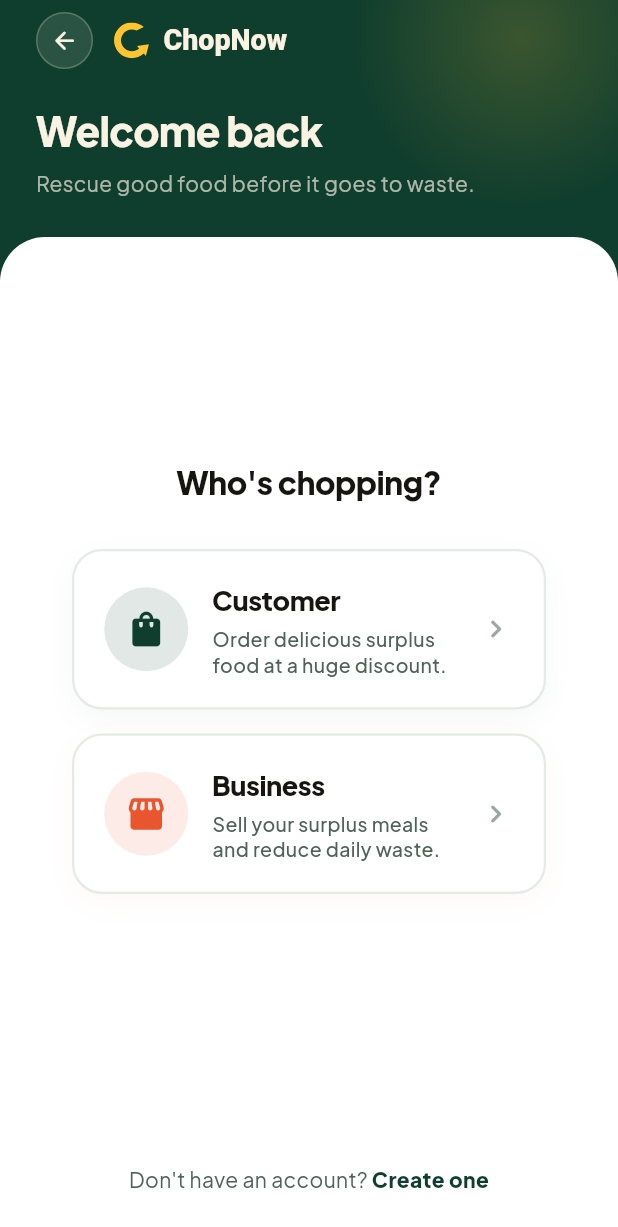
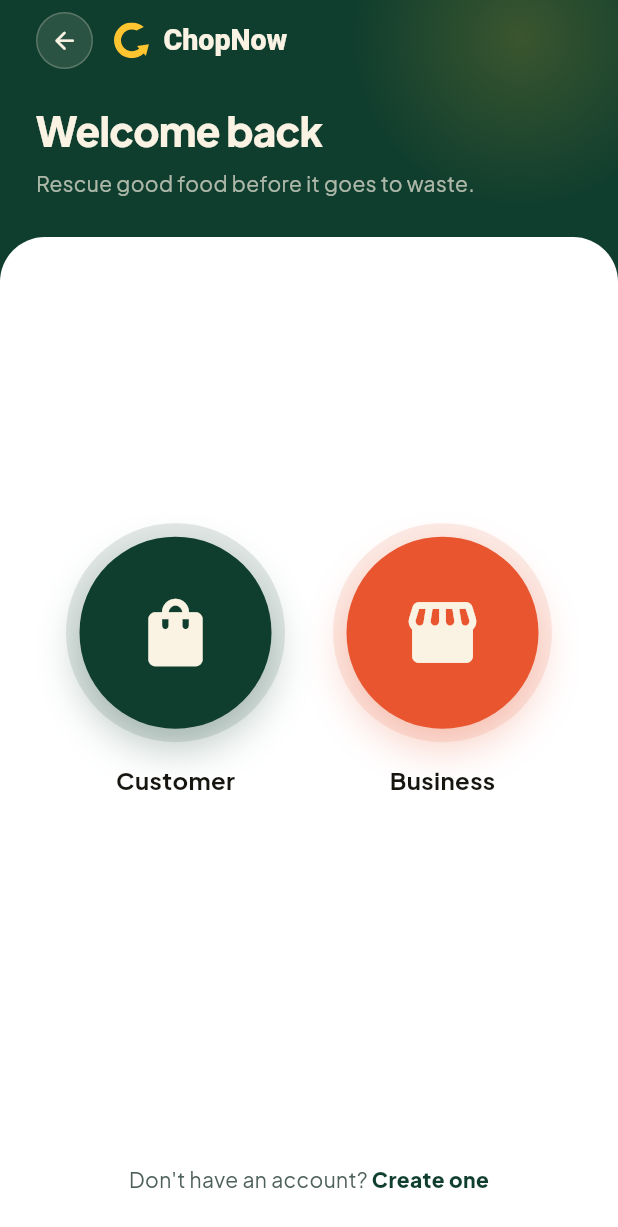
Before and after one commit to Chop-Now/ChopNow, a Flutter app: the _RoleSelectionStep widget shown alone on an empty page, opened directly with empty values, on a phone screen of 412 x 824 dp. Shown: the top 1227 px of the screen. Run offline on Flutter 3.47's test engine with Material 3 defaults, Android fonts, the phone set to English and light mode, and no system bars; our stand-ins replace cached_network_image, dio, firebase_core, firebase_messaging, fl_chart, flutter_animate and 17 more; accounts and stored records are empty; network calls fail.

Commit message:
feat(mobile): remove 'Who's chopping?' for a cleaner login flow

```diff
--- a/Mobile/lib/features/auth/login_screen.dart
+++ b/Mobile/lib/features/auth/login_screen.dart
@@ -358,31 +358,19 @@ class _RoleSelectionStep extends StatelessWidget {
         crossAxisAlignment: CrossAxisAlignment.center,
         children: [
           const Spacer(flex: 2),
-          const Text(
-            "Who's chopping?",
-            style: TextStyle(
-              fontSize: 21,
-              fontWeight: FontWeight.w800,
-              color: AppColors.textPrimary,
-              letterSpacing: -0.3,
-            ),
-          ),
-          const SizedBox(height: 30),
-          Column(
-            mainAxisSize: MainAxisSize.min,
+          Row(
+            mainAxisAlignment: MainAxisAlignment.center,
             children: [
-              _RoleCard(
+              _RoleAvatar(
                 icon: Icons.shopping_bag_rounded,
-                title: 'Customer',
-                subtitle: 'Order delicious surplus food at a huge discount.',
+                label: 'Customer',
                 tint: AppColors.moringa,
                 onTap: onSelectCustomer,
               ),
-              const SizedBox(height: 16),
-              _RoleCard(
+              const SizedBox(width: 32),
+              _RoleAvatar(
                 icon: Icons.storefront_rounded,
-                title: 'Business',
-                subtitle: 'Sell your surplus meals and reduce daily waste.',
+                label: 'Business',
                 tint: AppColors.pepper,
                 onTap: onSelectBusiness,
               ),
@@ -396,91 +384,64 @@ class _RoleSelectionStep extends StatelessWidget {
   }
 }
 
-// ── Role card (sleek and modern) ──────────────────────────────────────────────
-class _RoleCard extends StatelessWidget {
+// ── Role avatar (profile-picker style) ────────────────────────────────────────
+class _RoleAvatar extends StatelessWidget {
   final IconData icon;
-  final String title;
-  final String subtitle;
+  final String label;
+
+  /// Disc colour. Carries a Fufu glyph, so it must be a dark brand colour
+  /// (Moringa or Pepper) — never Now Yellow.
   final Color tint;
   final VoidCallback onTap;
 
-  const _RoleCard({
+  const _RoleAvatar({
     required this.icon,
-    required this.title,
-    required this.subtitle,
+    required this.label,
     required this.tint,
     required this.onTap,
   });
 
   @override
   Widget build(BuildContext context) {
-    return Padding(
-      padding: const EdgeInsets.symmetric(horizontal: 24),
-      child: ScaleTap(
+    return ScaleTap(
       onTap: onTap,
-        child: Container(
-          padding: const EdgeInsets.all(20),
-          decoration: BoxDecoration(
-            color: AppColors.surface,
-            borderRadius: BorderRadius.circular(20),
-            border: Border.all(
-              color: AppColors.border,
-              width: 1.5,
-            ),
-            boxShadow: [
-              BoxShadow(
-                color: tint.withValues(alpha: 0.04),
-                blurRadius: 16,
-                offset: const Offset(0, 6),
-              ),
-            ],
-          ),
-          child: Row(
+      child: Column(
+        mainAxisSize: MainAxisSize.min,
         children: [
+          // Tinted halo echoes the disc treatment used on the onboarding slides.
           Container(
-                width: 56,
-                height: 56,
+            padding: const EdgeInsets.all(9),
             decoration: BoxDecoration(
               shape: BoxShape.circle,
               color: tint.withValues(alpha: 0.12),
             ),
-                child: Icon(icon, size: 28, color: tint),
+            child: Container(
+              width: 128,
+              height: 128,
+              decoration: BoxDecoration(
+                shape: BoxShape.circle,
+                color: tint,
+                boxShadow: [
+                  BoxShadow(
+                    color: tint.withValues(alpha: 0.30),
+                    blurRadius: 24,
+                    offset: const Offset(0, 12),
                   ),
-              const SizedBox(width: 16),
-              Expanded(
-                child: Column(
-                  crossAxisAlignment: CrossAxisAlignment.start,
-                  children: [
-                    Text(
-                      title,
-                      style: const TextStyle(
-                        fontSize: 18,
-                        fontWeight: FontWeight.w800,
-                        color: AppColors.textPrimary,
-                        letterSpacing: -0.3,
+                ],
+              ),
+              child: Icon(icon, size: 54, color: AppColors.fufu),
             ),
           ),
-                    const SizedBox(height: 4),
+          const SizedBox(height: 14),
           Text(
-                      subtitle,
+            label,
             style: const TextStyle(
-                        fontSize: 13,
-                        fontWeight: FontWeight.w500,
-                        color: AppColors.textSecondary,
-                        height: 1.3,
+              fontSize: 16,
+              fontWeight: FontWeight.w700,
+              color: AppColors.textPrimary,
             ),
           ),
         ],
-                ),
-              ),
-              const SizedBox(width: 12),
-              const Icon(
-                Icons.chevron_right_rounded,
-                color: AppColors.textTertiary,
-              ),
-            ],
-          ),
-        ),
       ),
     );
   }
```
Lines whose indentation alone changed are shown as unchanged.
